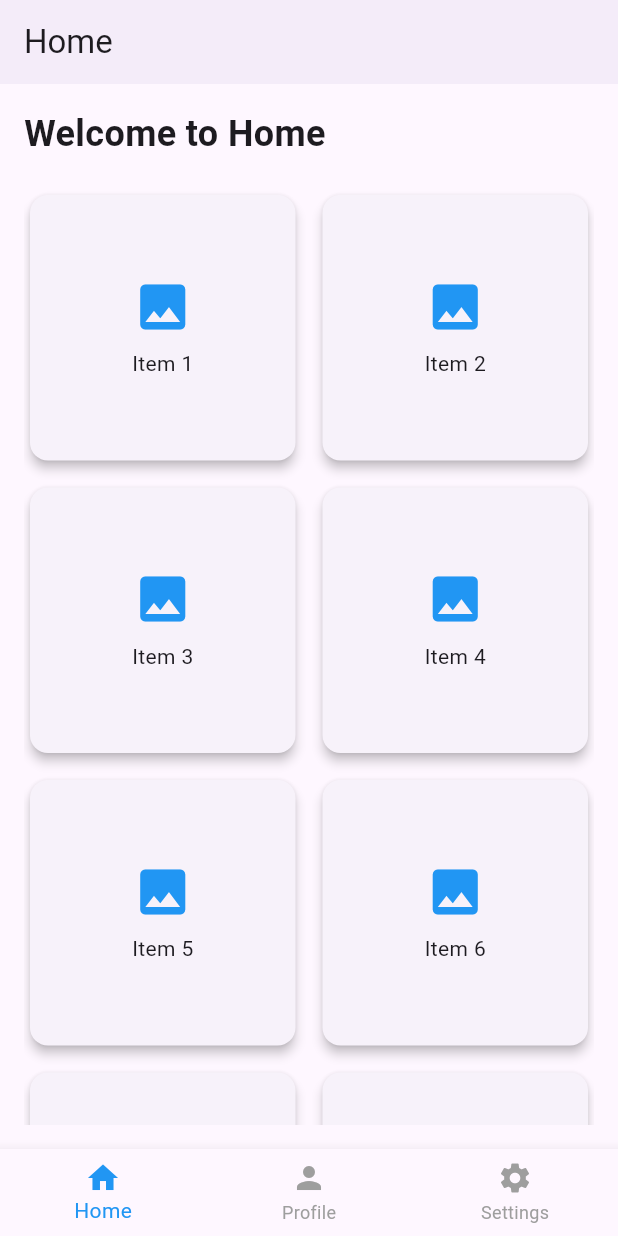
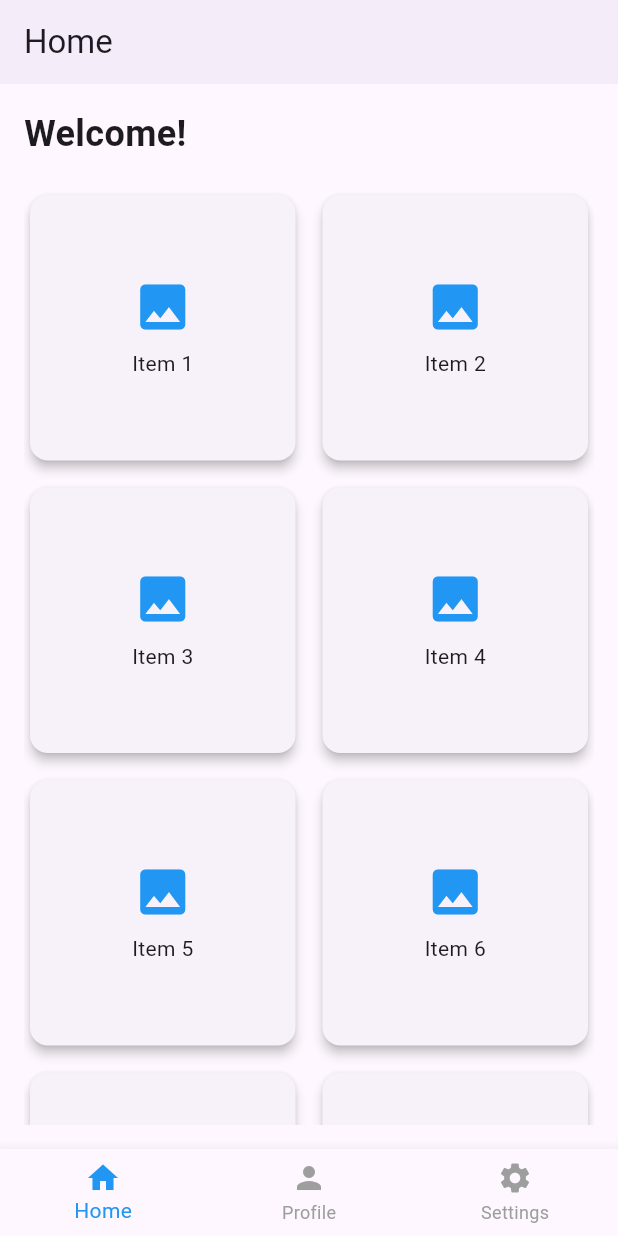
Before and after one commit to mejares-jamesmichael/DIT301-JMMejares-Act07, a Flutter app: the screen it shows after launch, on a phone screen of 412 x 824 dp. Run offline on Flutter 3.47's test engine with Material 3 defaults, Android fonts, the phone set to English and light mode, and no system bars.

Commit message:
refactor(homescreen):simplify welcome txt

```diff
--- a/lib/screens/home_screen.dart
+++ b/lib/screens/home_screen.dart
@@ -31,7 +31,7 @@ class HomeScreen extends StatelessWidget {
                   crossAxisAlignment: CrossAxisAlignment.start,
                   children: [
                     const Text(
-                      'Welcome to Home',
+                      'Welcome!',
                       style: TextStyle(
                         fontSize: 24,
                         fontWeight: FontWeight.bold,
```
